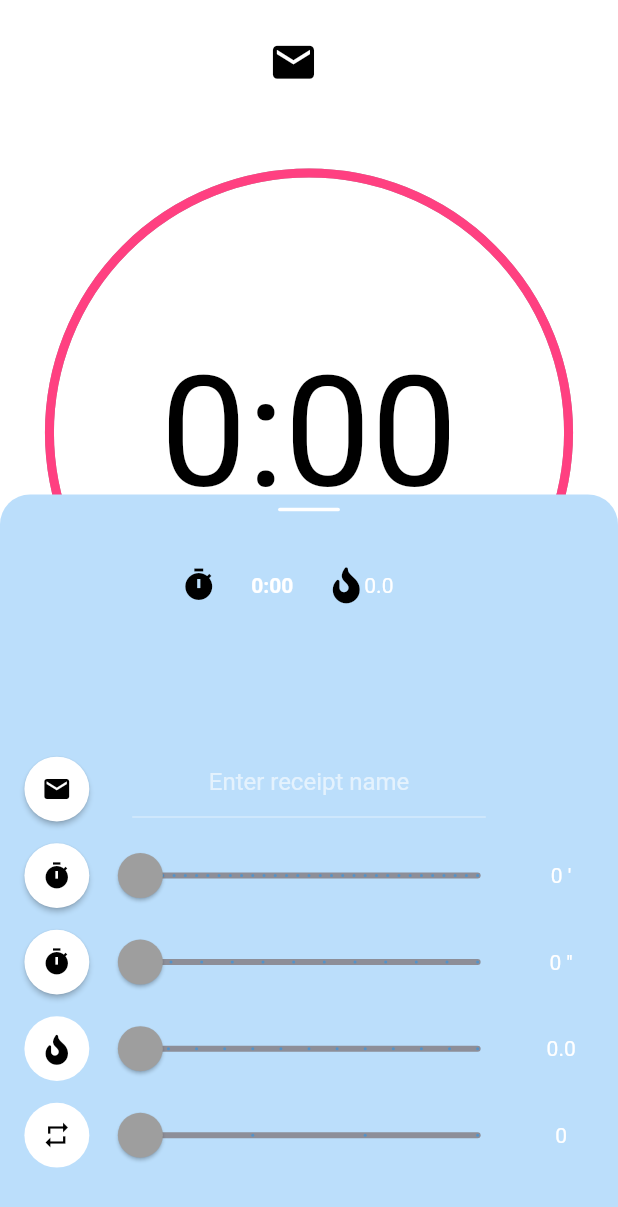
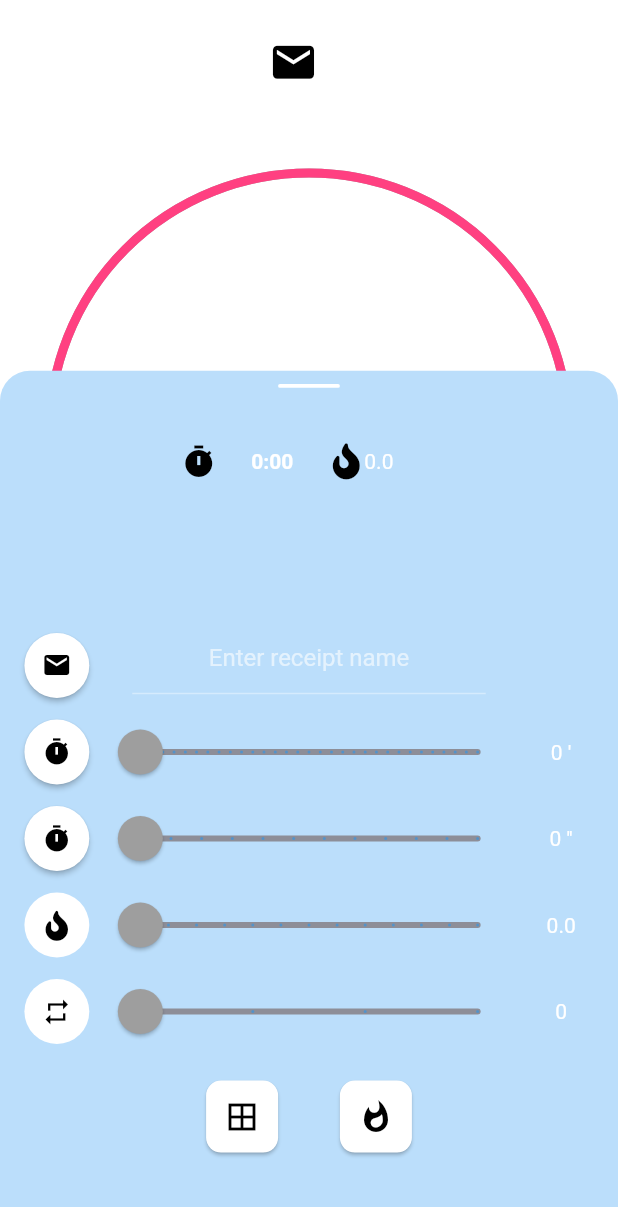
Before and after one commit to niklaskobi/blinchiki, a Flutter app: the screen it shows after launch, after a tap on the "add" icon, on a phone screen of 412 x 824 dp. Shown: the top 1207 px of the screen. Run offline on Flutter 3.47's test engine with Material 2 defaults, Android fonts, the phone set to English and light mode, and no system bars; our stand-ins replace flutter_slidable, font_awesome_flutter; statements that could not run were skipped.

Commit message:
add stoveSelection and warmedUp Icons

```diff
--- a/lib/data/constants.dart
+++ b/lib/data/constants.dart
@@ -5,6 +5,8 @@ import 'package:font_awesome_flutter/font_awesome_flutter.dart';
 const IconData kFireIcon = FontAwesomeIcons.fire;
 const IconData kTimerIcon = Icons.timer;
 const IconData kTurnsIcon = Icons.repeat;
+const IconData kStoveSelectionIcon = Icons.border_all;
+const IconData kWarmedUpIcon = Icons.whatshot;
 
 /// Colors - Basic
 const Color kBackgroundBlack = Color(0xFF212121);
--- a/lib/screens/receipt_settings_screen.dart
+++ b/lib/screens/receipt_settings_screen.dart
@@ -26,7 +26,7 @@ class ReceiptSettingsScreen extends StatefulWidget {
 
 class _ReceiptSettingsScreenState extends State<ReceiptSettingsScreen> {
   /// statics ----------------------------------------------
-  static double _maxChildSize = 0.6;
+  static double _maxChildSize = 0.7;
   static double _minChildSize = 0.15;
   final myController = TextEditingController();
 
@@ -89,6 +89,22 @@ class _ReceiptSettingsScreenState extends State<ReceiptSettingsScreen> {
           _timerIndex = decreaseWithBoundary(this._timerIndex, 0);
         }
       });
+    }
+
+    Container rectangleIconButton(IconData iconData, Function onTap) {
+      return Container(
+        child: Material(
+            shape: RoundedRectangleBorder(
+              borderRadius: BorderRadius.circular(10.0),
+            ),
+            color: Colors.white,
+            elevation: 1,
+            child: IconButton(
+              icon: Icon(iconData),
+              color: Colors.black,
+              onPressed: onTap,
+            )),
+      );
     }
 
     void updateAmountOfTurns(int value) {
@@ -267,24 +283,19 @@ class _ReceiptSettingsScreenState extends State<ReceiptSettingsScreen> {
           if (isTurnsAvailable) Icon(kTurnsIcon),
           if (isTurnsAvailable) Text('${receipt.durations.length - 1}'),
           SizedBox(width: screenWidth * 0.1),
-          /*
-          Container(
-            width: screenWidth * 0.1,
-            child: Material(
-                shape: CircleBorder(),
-                color: Colors.white,
-                elevation: 1,
-                child: Ink(
-                    //decoration: const ShapeDecoration(shape: CircleBorder(), color: Colors.lightBlueAccent),
-                    child: IconButton(
-                  icon: Icon(Icons.save),
-                  color: Colors.black,
-                  onPressed: () async {
-                    await FileIO().writeString(jsonEncode(Provider.of<ReceiptList>(context).toJson()));
-                  },
-                ))),
-          )
-           */
+        ],
+      ),
+    );
+
+    /// footer --------------------------------------------------------------------------------------------------------
+    Widget footerTile = Container(
+      height: screenHeight * 0.1,
+      child: Row(
+        mainAxisAlignment: MainAxisAlignment.center,
+        children: <Widget>[
+          rectangleIconButton(kStoveSelectionIcon, () {}),
+          SizedBox(width: screenWidth * 0.1),
+          rectangleIconButton(kWarmedUpIcon, () {}),
         ],
       ),
     );
@@ -340,7 +351,7 @@ class _ReceiptSettingsScreenState extends State<ReceiptSettingsScreen> {
       ),
     );
 
-    List<Widget> draggableItems = [draggableLogo, headerTile, spaceBig, table];
+    List<Widget> draggableItems = [draggableLogo, headerTile, spaceBig, table, footerTile];
 
     /// main widget ---------------------------------------------------------------------------------------------------
     return DraggableScrollableSheet(
--- a/lib/widgets/table_row.dart
+++ b/lib/widgets/table_row.dart
@@ -16,7 +16,7 @@ class MyTableRow {
             height: rowHeight,
             child: Align(
               alignment: Alignment.center,
-              child: myIconButton(iconData, iconFunction, rowHeight * 0.75),
+              child: myIconButtonWithCircle(iconData, iconFunction, rowHeight * 0.75),
             )),
         widget,
         Container(height: rowHeight, child: Align(alignment: Alignment.center, child: Text(text))),
@@ -24,13 +24,13 @@ class MyTableRow {
     );
   }
 
-  static Widget myIconButton0(IconData iconData, Function onPressed, width) {
+  static Widget myIconButton(IconData iconData, Function onPressed, width) {
     return Container(
       child: IconButton(icon: Icon(iconData, color: Colors.black), onPressed: onPressed),
     );
   }
 
-  static Widget myIconButton(IconData iconData, Function onPressed, width) {
+  static Widget myIconButtonWithCircle(IconData iconData, Function onPressed, width) {
     return Container(
       width: width,
       child: Material(
```
